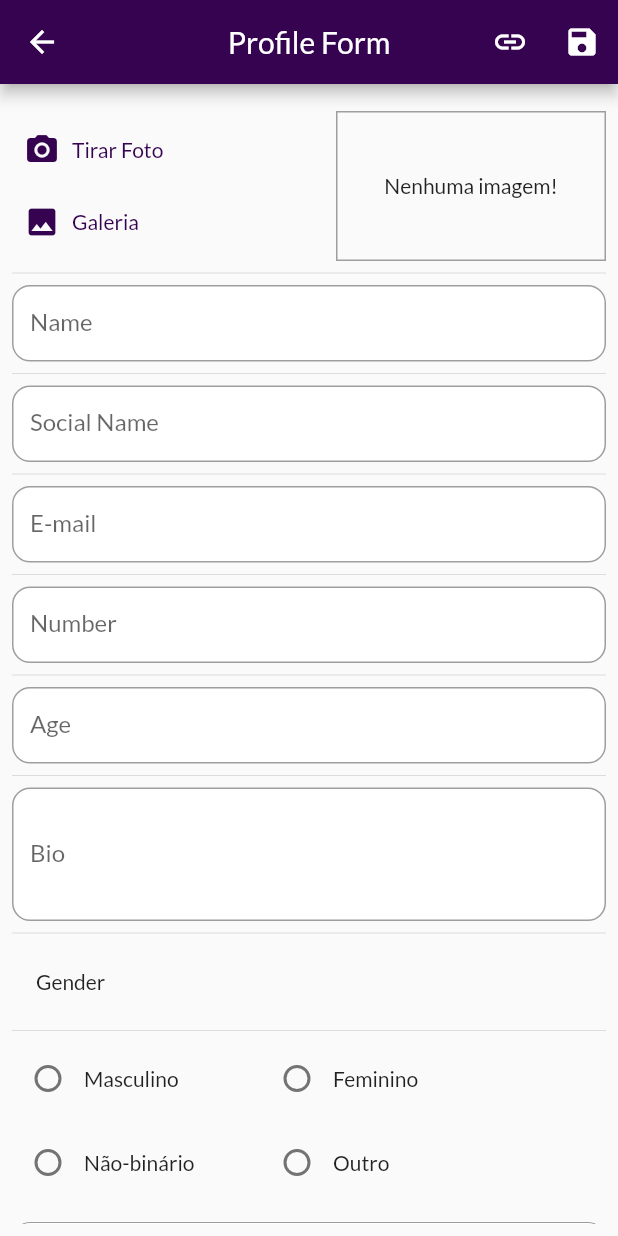
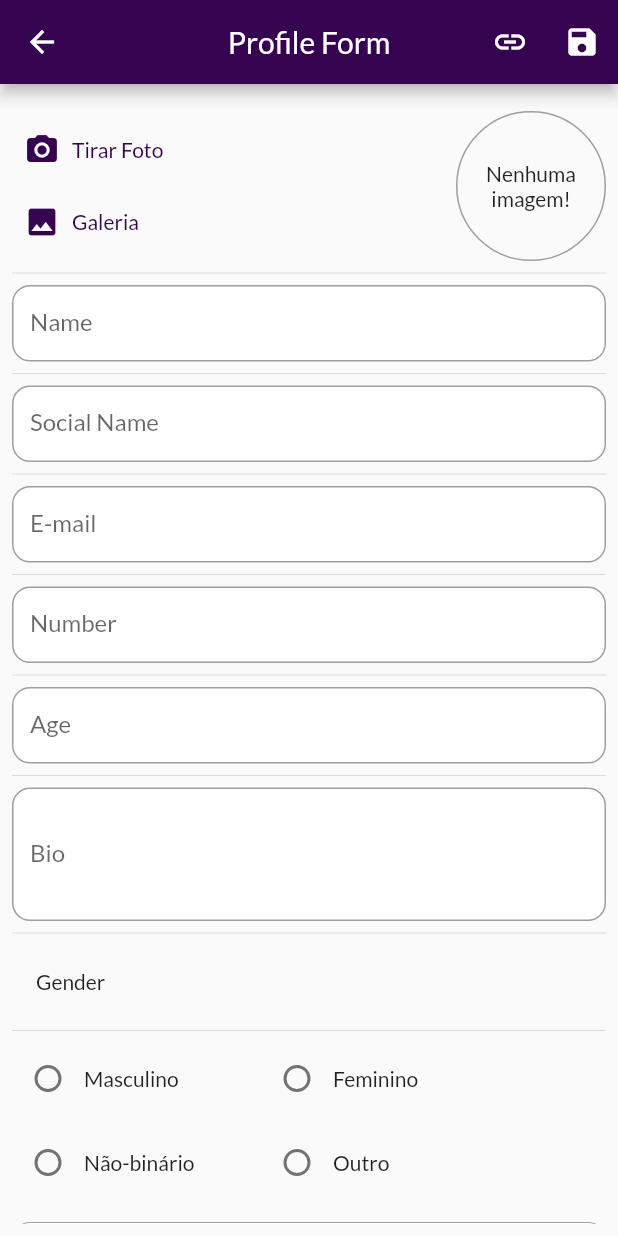
Before and after one commit to rogeralencar/PDM-App, a Flutter app: the ProfileFormScreen screen opened by its route, on a phone screen of 412 x 824 dp. Run offline on Flutter 3.47's test engine with Material 2 defaults, Android fonts, the light colour scheme and no system bars; our stand-ins replace flutter_modular, google_maps_flutter, image_picker, localization, location, mask_text_input_formatter and 1 more; missing offline and left inert: flutter_carousel_slider, gif; accounts and stored records are empty; network calls fail.

Commit message:
fazendo algumas modificacoes no layout e se preparando para arrumar os formularios

```diff
--- a/lib/src/common/widgets/custom_text_field.dart
+++ b/lib/src/common/widgets/custom_text_field.dart
@@ -2,9 +2,10 @@ import 'package:flutter/material.dart';
 import 'package:flutter/services.dart';
 
 class CustomTextField extends StatelessWidget {
+  final bool isForm;
   final bool obscureText;
   final int maxLines;
-  final String labelText;
+  final String text;
   final String? initialValue;
   final FocusNode? focusNode;
   final TextEditingController? controller;
@@ -17,7 +18,8 @@ class CustomTextField extends StatelessWidget {
 
   CustomTextField({
     Key? key,
-    required this.labelText,
+    required this.text,
+    this.isForm = true,
     this.focusNode,
     this.controller,
     this.maxLines = 1,
@@ -41,7 +43,8 @@ class CustomTextField extends StatelessWidget {
       focusNode: focusNode,
       controller: controller,
       decoration: InputDecoration(
-        labelText: labelText,
+        labelText: isForm ? text : null,
+        hintText: text,
         border: OutlineInputBorder(
           borderRadius: BorderRadius.circular(12.0),
         ),
--- a/lib/src/feature/auth/view/page/forgot_password_screen.dart
+++ b/lib/src/feature/auth/view/page/forgot_password_screen.dart
@@ -75,7 +75,8 @@ class ForgotPasswordScreenState extends State<ForgotPasswordScreen> {
                         crossAxisAlignment: CrossAxisAlignment.end,
                         children: [
                           CustomTextField(
-                            labelText: 'Enter your E-mail',
+                            text: 'Enter your E-mail',
+                            isForm: false,
                             controller: _emailController,
                             keyboardType: TextInputType.emailAddress,
                             validator: (email) {
--- a/lib/src/feature/auth/view/page/login_screen.dart
+++ b/lib/src/feature/auth/view/page/login_screen.dart
@@ -124,7 +124,8 @@ class LoginScreenState extends State<LoginScreen> {
                               borderRadius: BorderRadius.circular(15),
                             ),
                             child: CustomTextField(
-                              labelText: 'Enter your E-mail',
+                              text: 'Enter your E-mail',
+                              isForm: false,
                               controller: _emailController,
                               keyboardType: TextInputType.emailAddress,
                               textInputAction: TextInputAction.next,
@@ -145,7 +146,8 @@ class LoginScreenState extends State<LoginScreen> {
                               borderRadius: BorderRadius.circular(15),
                             ),
                             child: CustomTextField(
-                              labelText: 'Enter Password',
+                              text: 'Enter Password',
+                              isForm: false,
                               controller: _passwordController,
                               obscureText: true,
                               validator: (value) {
--- a/lib/src/feature/home/home_module.dart
+++ b/lib/src/feature/home/home_module.dart
@@ -2,6 +2,7 @@ import 'package:flutter_modular/flutter_modular.dart';
 
 import 'view/page/cart_screen.dart';
 import 'view/page/home_screen.dart';
+import 'view/page/products_detail_screen.dart';
 import 'view/page/products_overview_screen.dart';
 import 'viewmodel/navegation_module.dart';
 
@@ -22,6 +23,11 @@ class HomeModule extends Module {
           transition: TransitionType.fadeIn,
         ),
         ChildRoute(
+          '/details',
+          child: (_, __) => const ProductsDetailScreen(),
+          transition: TransitionType.fadeIn,
+        ),
+        ChildRoute(
           '/products',
           child: (_, __) => const ProductsOverviewScreen(),
           transition: TransitionType.fadeIn,
--- a/lib/src/feature/home/view/page/profile_form_screen.dart
+++ b/lib/src/feature/home/view/page/profile_form_screen.dart
@@ -118,10 +118,10 @@ class ProfileFormScreenState extends State<ProfileFormScreen> {
 
         if (user.image.toString().toLowerCase().startsWith('https://')) {
           _isImageUrl = true;
-          _imageUrlController.text = user.image ?? '';
+          _imageUrlController.text = user.image!;
         } else {
           _isImageUrl = false;
-          _pickedImage = File(user.image ?? '');
+          _pickedImage = user.image != '' ? File(user.image!) : null;
         }
       }
     }
@@ -195,9 +195,9 @@ class ProfileFormScreenState extends State<ProfileFormScreen> {
   }
 
   String? _validateAge(String? value) {
-    if (value != null && value.isNotEmpty) {
+    if (value != null && value != '0') {
       final age = int.tryParse(value);
-      if (age == null || age <= 0 || age > 120) {
+      if (age == null || age < 0 || age > 120) {
         return 'Por favor, insira uma idade válida.';
       }
     }
@@ -266,8 +266,9 @@ class ProfileFormScreenState extends State<ProfileFormScreen> {
                   children: [
                     if (!_isImageUrl)
                       ImageInput(
+                        _selectImage,
                         _pickedImage,
-                        _selectImage,
+                        isProfile: true,
                       ),
                     if (_isImageUrl)
                       Row(
@@ -275,7 +276,7 @@ class ProfileFormScreenState extends State<ProfileFormScreen> {
                         children: [
                           Expanded(
                             child: CustomTextField(
-                              labelText: 'Url da Imagem',
+                              text: 'Url da Imagem',
                               focusNode: _imageUrlFocus,
                               controller: _imageUrlController,
                               keyboardType: TextInputType.url,
@@ -305,16 +306,24 @@ class ProfileFormScreenState extends State<ProfileFormScreen> {
                                   color: Theme.of(context).colorScheme.outline,
                                   width: 1,
                                 ),
+                                shape: BoxShape.circle,
                               ),
                               alignment: Alignment.center,
-                              child: _imageUrlController.text.isEmpty
-                                  ? const Text('Informe a Url')
-                                  : Image.network(_imageUrlController.text)),
+                              child: ClipOval(
+                                child: _imageUrlController.text.isEmpty
+                                    ? const Center(
+                                        child: Text(
+                                          'Informe a Url',
+                                          textAlign: TextAlign.center,
+                                        ),
+                                      )
+                                    : Image.network(_imageUrlController.text),
+                              )),
                         ],
                       ),
                     const Divider(),
                     CustomTextField(
-                      labelText: 'Name',
+                      text: 'Name',
                       controller: _nameController,
                       initialValue: _formData['name']?.toString(),
                       textInputAction: TextInputAction.next,
@@ -331,14 +340,14 @@ class ProfileFormScreenState extends State<ProfileFormScreen> {
                     ),
                     const Divider(),
                     CustomTextField(
-                      labelText: 'Social Name',
+                      text: 'Social Name',
                       controller: _socialNameController,
                       initialValue: _formData['socialName']?.toString(),
                       textInputAction: TextInputAction.next,
                       validator: (value) {
                         if (value != null && value.isNotEmpty) {
-                          if (value.trim().length < 10) {
-                            return 'Bio precisa ter no mínimo 10 letras.';
+                          if (value.trim().length < 3) {
+                            return 'Social name precisa ter no mínimo 10 letras.';
                           }
                         }
                         return null;
@@ -347,7 +356,7 @@ class ProfileFormScreenState extends State<ProfileFormScreen> {
                     ),
                     const Divider(),
                     CustomTextField(
-                      labelText: 'E-mail',
+                      text: 'E-mail',
                       controller: _emailController,
                       initialValue: _formData['email']?.toString(),
                       keyboardType: TextInputType.emailAddress,
@@ -362,7 +371,7 @@ class ProfileFormScreenState extends State<ProfileFormScreen> {
                     ),
                     const Divider(),
                     CustomTextField(
-                      labelText: 'Number',
+                      text: 'Number',
                       controller: _phoneNumberController,
                       initialValue: _formData['phoneNumber']?.toString(),
                       keyboardType: TextInputType.phone,
@@ -376,7 +385,7 @@ class ProfileFormScreenState extends State<ProfileFormScreen> {
                     ),
                     const Divider(),
                     CustomTextField(
-                      labelText: 'Age',
+                      text: 'Age',
                       controller: _ageController,
                       initialValue: _formData['age']?.toString(),
                       keyboardType: TextInputType.number,
@@ -387,7 +396,7 @@ class ProfileFormScreenState extends State<ProfileFormScreen> {
                     ),
                     const Divider(),
                     CustomTextField(
-                      labelText: 'Bio',
+                      text: 'Bio',
                       controller: _bioController,
                       initialValue: _formData['bio']?.toString(),
                       maxLines: 3,
@@ -467,7 +476,7 @@ class ProfileFormScreenState extends State<ProfileFormScreen> {
                     ),
                     const Divider(),
                     CustomTextField(
-                      labelText: 'CPF',
+                      text: 'CPF',
                       controller: _cpfController,
                       initialValue: _formData['cpf']?.toString(),
                       keyboardType: TextInputType.number,
--- a/lib/src/feature/home/view/page/profile_screen.dart
+++ b/lib/src/feature/home/view/page/profile_screen.dart
@@ -1,4 +1,5 @@
 import 'package:flutter/material.dart';
+import 'package:flutter_modular/flutter_modular.dart';
 import 'package:provider/provider.dart';
 
 import '../../../auth/repository/user_model.dart';
@@ -51,7 +52,7 @@ class ProfileScreenState extends State<ProfileScreen> {
           const SizedBox(height: 16),
           ElevatedButton(
             onPressed: () {
-              Navigator.of(context).pushNamed('profile', arguments: user);
+              Modular.to.pushNamed('profile', arguments: user);
             },
             child: const Text('Editar Perfil'),
           ),
--- a/lib/src/feature/home/view/widget/image_input.dart
+++ b/lib/src/feature/home/view/widget/image_input.dart
@@ -8,19 +8,21 @@ import 'package:path_provider/path_provider.dart' as syspaths;
 // ignore: must_be_immutable
 class ImageInput extends StatefulWidget {
   final Function onSelectImage;
+  final bool isProfile;
   File? image;
 
   ImageInput(
-    this.image,
-    this.onSelectImage, {
+    this.onSelectImage,
+    this.image, {
+    this.isProfile = false,
     Key? key,
   }) : super(key: key);
 
   @override
-  State<ImageInput> createState() => _ImageInputState();
+  ImageInputState createState() => ImageInputState();
 }
 
-class _ImageInputState extends State<ImageInput> {
+class ImageInputState extends State<ImageInput> {
   _takePicture() async {
     final ImagePicker picker = ImagePicker();
     XFile imageFile = await picker.pickImage(
@@ -82,22 +84,39 @@ class _ImageInputState extends State<ImageInput> {
               ],
             ),
             Container(
-              width: 180,
-              height: 100,
+              width: widget.isProfile ? 100 : 180,
+              height: widget.isProfile ? 100 : 150,
               decoration: BoxDecoration(
                 border: Border.all(
                   width: 1,
                   color: Theme.of(context).colorScheme.outline,
                 ),
+                shape: widget.isProfile ? BoxShape.circle : BoxShape.rectangle,
+                borderRadius:
+                    !widget.isProfile ? BorderRadius.circular(10) : null,
               ),
-              alignment: Alignment.center,
-              child: widget.image != null
-                  ? Image.file(
-                      widget.image!,
-                      width: double.infinity,
-                      fit: BoxFit.cover,
+              child: widget.isProfile
+                  ? ClipOval(
+                      child: widget.image != null
+                          ? Image.file(
+                              widget.image!,
+                              fit: BoxFit.cover,
+                            )
+                          : const Center(
+                              child: Text(
+                              'Nenhuma imagem!',
+                              textAlign: TextAlign.center,
+                            )),
                     )
-                  : const Text('Nenhuma imagem!'),
+                  : ClipRRect(
+                      borderRadius: BorderRadius.circular(10),
+                      child: widget.image != null
+                          ? Image.file(
+                              widget.image!,
+                              fit: BoxFit.cover,
+                            )
+                          : const Center(child: Text('Nenhuma imagem!')),
+                    ),
             ),
           ],
         ),
--- a/lib/src/feature/home/view/widget/location_input.dart
+++ b/lib/src/feature/home/view/widget/location_input.dart
@@ -88,13 +88,16 @@ class _LocationInputState extends State<LocationInput> {
                 width: 1,
                 color: Theme.of(context).colorScheme.outline,
               ),
-          ),
+              borderRadius: BorderRadius.circular(10)),
+          child: ClipRRect(
+            borderRadius: BorderRadius.circular(10),
             child: _previewImageUrl == null
                 ? const Text('Localização não informada!')
                 : Image.network(
                     _previewImageUrl!,
                     fit: BoxFit.cover,
                     width: double.infinity,
+                  ),
           ),
         ),
         Row(
--- a/lib/src/feature/home/view/widget/product_grid_item.dart
+++ b/lib/src/feature/home/view/widget/product_grid_item.dart
@@ -1,6 +1,7 @@
 import 'dart:io';
 
 import 'package:flutter/material.dart';
+import 'package:flutter_modular/flutter_modular.dart';
 import 'package:provider/provider.dart';
 
 import '../../../auth/view/widget/auth.dart';
@@ -79,7 +80,7 @@ class ProductGridItem extends StatelessWidget {
                       ),
               ),
               onTap: () {
-                //Navigator.of(context).pushNamed(AppRoutes.productsDetail, arguments: product);
+                Modular.to.pushNamed('details', arguments: product);
               },
             ),
           ),
--- a/lib/src/feature/home/view/widget/product_item.dart
+++ b/lib/src/feature/home/view/widget/product_item.dart
@@ -51,11 +51,11 @@ class ProductItem extends StatelessWidget {
                     actions: [
                       TextButton(
                         child: const Text('Não'),
-                        onPressed: () => Navigator.of(ctx).pop(false),
+                        onPressed: () => Modular.to.pop(false),
                       ),
                       TextButton(
                         child: const Text('Sim'),
-                        onPressed: () => Navigator.of(ctx).pop(true),
+                        onPressed: () => Modular.to.pop(true),
                       ),
                     ],
                   ),
```
Also changed, not shown: lib/src/feature/auth/view/page/signup_screen.dart (+16 -8 lines), lib/src/feature/home/view/page/products_form_screen.dart (+13 -8 lines). Lines whose indentation alone changed are shown as unchanged.
